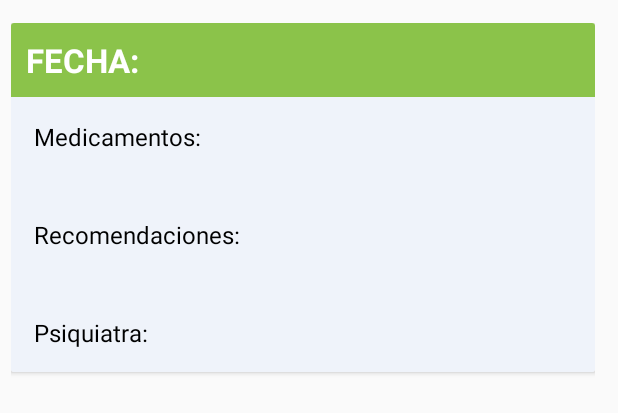
After one commit to RodrigoAGM/take-care-app, an Android app: the layout item_treatment.xml on its own in the app's theme, with its tools: preview values and no code run, on a phone screen of 412 x 824 dp. The commit adds this screen. Shown: the top 413 px of the screen. Run offline under Robolectric (Android 15) with nearby library versions, the phone set to English and light mode, and no system bars.

Commit message:
Card items for treatment and quote

```diff
--- /dev/null
+++ b/app/src/main/res/layout/item_treatment.xml
@@ -0,0 +1,111 @@
+<?xml version="1.0" encoding="utf-8"?>
+<androidx.constraintlayout.widget.ConstraintLayout xmlns:android="http://schemas.android.com/apk/res/android"
+    android:layout_width="match_parent"
+    android:layout_height="match_parent"
+    xmlns:app="http://schemas.android.com/apk/res-auto"
+    android:paddingStart="7.5dp"
+    android:paddingEnd="15dp"
+    android:paddingTop="15dp"
+    android:paddingBottom="7.5dp">
+
+    <androidx.cardview.widget.CardView
+        app:layout_constraintTop_toTopOf="parent"
+        android:layout_width="match_parent"
+        android:layout_height="wrap_content">
+
+        <androidx.constraintlayout.widget.ConstraintLayout
+            android:layout_width="match_parent"
+            android:layout_height="match_parent">
+
+            <TextView
+                android:id="@+id/treatment_card_date"
+                android:layout_width="match_parent"
+                android:layout_height="wrap_content"
+                android:textAllCaps="true"
+                android:textSize="22sp"
+                android:textColor="@color/treatmentCardTextTitleColor"
+                android:textAlignment="textStart"
+                android:padding="10dp"
+                android:textStyle="bold"
+                android:background="@color/treatmentCardTitleColorActive"
+                android:text="@string/treatment_card_date"
+                app:layout_constraintTop_toTopOf="parent"
+                app:layout_constraintStart_toStartOf="parent"/>
+
+            <TextView
+                android:id="@+id/treatment_card_medication_title"
+                android:layout_width="match_parent"
+                android:layout_height="wrap_content"
+                android:textSize="16sp"
+                android:textColor="@color/treatmentCardTextColor"
+                android:textAlignment="textStart"
+                android:paddingStart="15dp"
+                android:paddingEnd="15dp"
+                android:paddingTop="15dp"
+                android:paddingBottom="5dp"
+                android:background="@color/treatmentCardColor"
+                android:text="@string/treatment_card_medicine"
+                app:layout_constraintTop_toBottomOf="@id/treatment_card_date"/>
+
+            <TextView
+                android:id="@+id/treatment_card_medication"
+                android:layout_width="match_parent"
+                android:layout_height="wrap_content"
+                android:textSize="16sp"
+                android:textColor="@color/treatmentCardTextColor"
+                android:textAlignment="textStart"
+                android:paddingStart="15dp"
+                android:paddingEnd="15dp"
+                android:paddingTop="5dp"
+                android:paddingBottom="5dp"
+                android:background="@color/treatmentCardColor"
+                app:layout_constraintTop_toBottomOf="@id/treatment_card_medication_title"/>
+
+            <TextView
+                android:id="@+id/treatment_card_indications_title"
+                android:layout_width="match_parent"
+                android:layout_height="wrap_content"
+                android:textSize="16sp"
+                android:textColor="@color/treatmentCardTextColor"
+                android:textAlignment="textStart"
+                android:paddingStart="15dp"
+                android:paddingEnd="15dp"
+                android:paddingTop="5dp"
+                android:paddingBottom="5dp"
+                android:background="@color/treatmentCardColor"
+                android:text="@string/treatment_card_indications"
+                app:layout_constraintTop_toBottomOf="@id/treatment_card_medication"/>
+
+            <TextView
+                android:id="@+id/treatment_card_indications"
+                android:layout_width="match_parent"
+                android:layout_height="wrap_content"
+                android:textSize="16sp"
+                android:textColor="@color/treatmentCardTextColor"
+                android:textAlignment="textStart"
+                android:paddingStart="15dp"
+                android:paddingEnd="15dp"
+                android:paddingTop="5dp"
+                android:paddingBottom="5dp"
+                android:background="@color/treatmentCardColor"
+                app:layout_constraintTop_toBottomOf="@id/treatment_card_indications_title"/>
+
+            <TextView
+                android:id="@+id/treatment_card_psychiatrist"
+                android:layout_width="match_parent"
+                android:layout_height="wrap_content"
+                android:textSize="16sp"
+                android:background="@color/treatmentCardColor"
+                android:textColor="@color/treatmentCardTextColor"
+                android:textAlignment="textStart"
+                android:paddingStart="15dp"
+                android:paddingEnd="15dp"
+                android:paddingTop="5dp"
+                android:paddingBottom="15dp"
+                android:text="@string/treatment_card_psychiatrist"
+                app:layout_constraintTop_toBottomOf="@id/treatment_card_indications"/>
+        </androidx.constraintlayout.widget.ConstraintLayout>
+
+    </androidx.cardview.widget.CardView>
+
+</androidx.constraintlayout.widget.ConstraintLayout>
--- a/app/src/main/res/values/colors.xml
+++ b/app/src/main/res/values/colors.xml
@@ -28,6 +28,19 @@
     <color name="profileTextColor">#000000</color>
     <color name="profileImageTextColor">#5639f3</color>
 
+    <!--Quote Colors-->
+    <color name="quoteCardColor">#eff3fa</color>
+    <color name="quoteCardTitleColor">#3354f1</color>
+    <color name="quoteCardTextColor">#000000</color>
+    <color name="quoteCardTextTitleColor">#FFF</color>
+
+    <!--Treatment Colors-->
+    <color name="treatmentCardColor">#eff3fa</color>
+    <color name="treatmentCardTitleColorActive">#8BC34A</color>
+    <color name="treatmentCardTitleColor">#E91E63</color>
+    <color name="treatmentCardTextColor">#000000</color>
+    <color name="treatmentCardTextTitleColor">#FFF</color>
+
     <color name="playing_color">#32c259</color>
     <color name="pause_color">#FFFFFF</color>
 </resources>
--- a/app/src/main/res/values/strings.xml
+++ b/app/src/main/res/values/strings.xml
@@ -141,8 +141,15 @@
 
     <!-- Treatment -->
     <string name="treatment_title">TRATAMIENTOS</string>
+    <string name="treatment_card_date">Fecha: </string>
+    <string name="treatment_card_medicine">Medicamentos: </string>
+    <string name="treatment_card_indications">Recomendaciones: </string>
+    <string name="treatment_card_psychiatrist">Psiquiatra: </string>
 
     <!-- Quotes -->
     <string name="quote_title">CITAS</string>
+    <string name="quote_card_date">Fecha: </string>
+    <string name="quote_card_time">Hora de la cita: </string>
+    <string name="quote_card_psychiatrist">Psiquiatra: </string>
 
 </resources>
```
Also changed, not shown: app/src/main/res/layout/item_quote.xml (added, +75 -0 lines).
